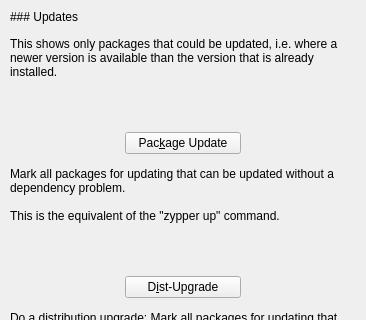
This is src/updates-filter-view.ui in shundhammer/yqpkg as Qt 5 draws it before an edit; both pictures show x 0 to 366 and y 0 to 320 of the 366 by 831 pixel window. The edited form follows.
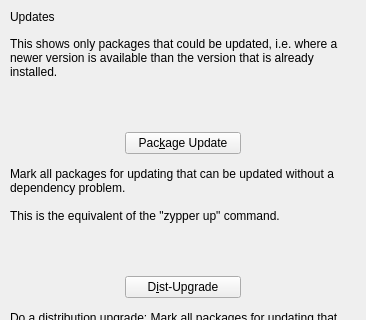
This is the edited form.

```diff
--- a/src/updates-filter-view.ui
+++ b/src/updates-filter-view.ui
@@ -32,7 +32,7 @@
    <item>
     <widget class="QLabel" name="label">
      <property name="text">
-      <string>### Updates</string>
+      <string>Updates</string>
      </property>
      <property name="textFormat">
       <enum>Qt::MarkdownText</enum>
```
Left out of the diff: 2 changed lines with no effect on the pictures.
